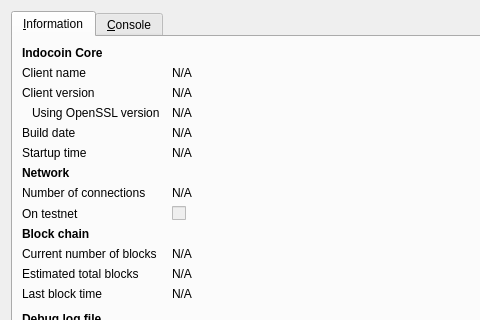
First picture: the form in src/qt/forms/rpcconsole.ui, repository weenfan/Kratom, before the edit; both pictures show x 0 to 480 and y 0 to 320 of the 740 by 450 pixel window.
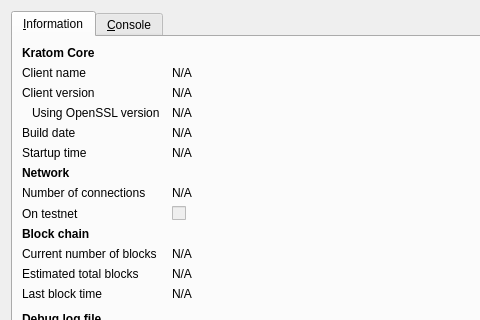
Second picture: the form after the edit. Icons and pictures are not drawn.

What changed in the file:
```diff
--- a/src/qt/forms/rpcconsole.ui
+++ b/src/qt/forms/rpcconsole.ui
@@ -36,7 +36,7 @@
           </font>
          </property>
          <property name="text">
-          <string>Indocoin Core</string>
+          <string>Kratom Core</string>
          </property>
         </widget>
        </item>
```
Left out of the diff: 6 changed lines with no effect on the pictures.
